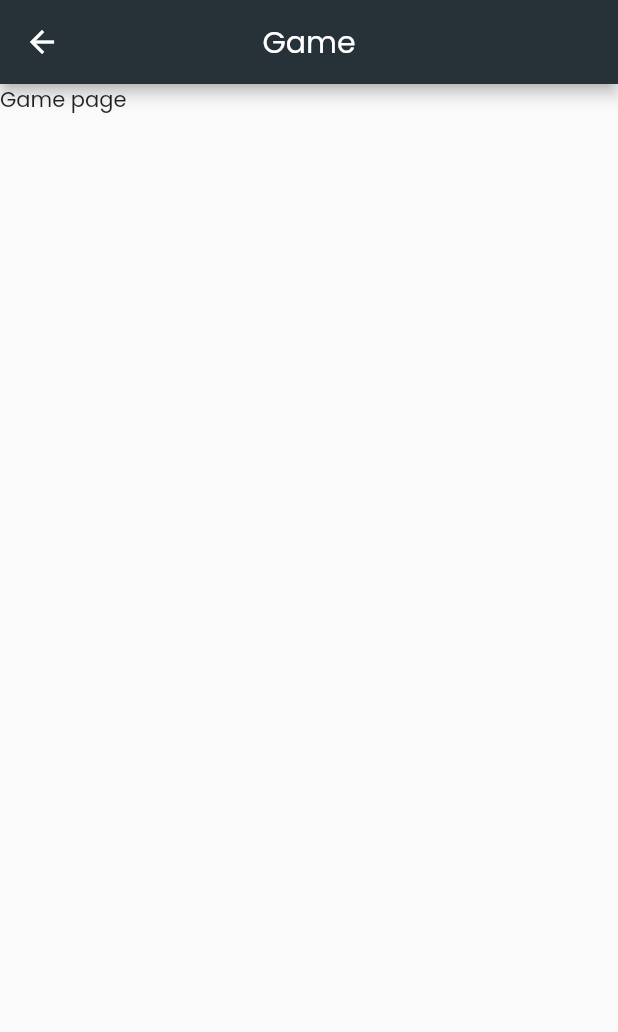
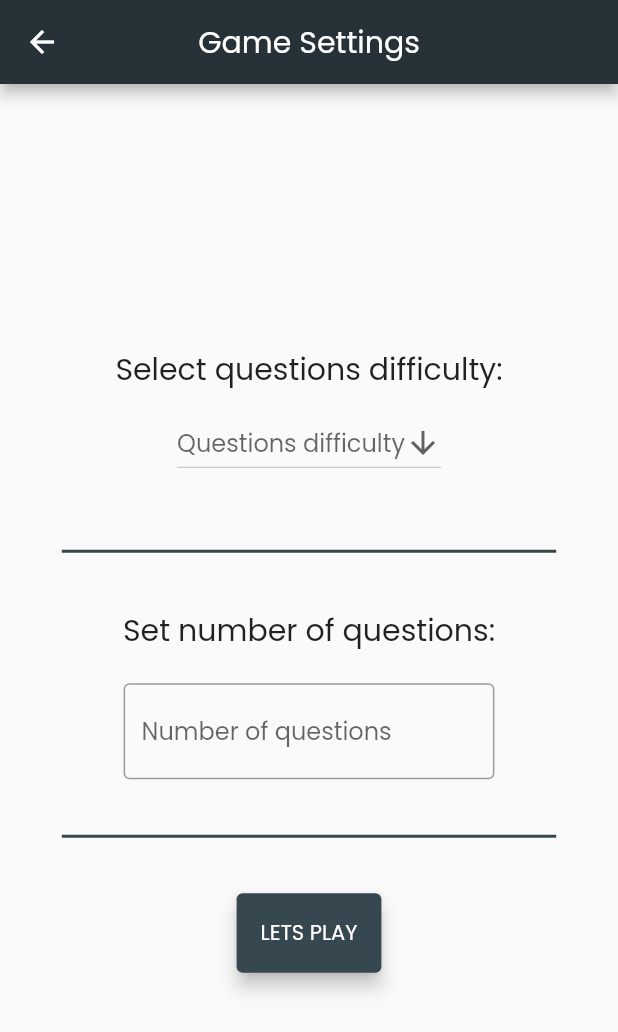
Before and after one commit to ErfiDev/quiz_app, a Flutter app: the Game screen opened directly, on a phone screen of 412 x 824 dp. Shown: the top 1032 px of the screen. Run offline on Flutter 3.47's test engine with Material 2 defaults, Android fonts, the phone set to English and light mode, and no system bars.

Commit message:
question widget initial

```diff
--- a/lib/src/game.dart
+++ b/lib/src/game.dart
@@ -1,17 +1,120 @@
 import 'package:flutter/material.dart';
+import 'package:quiz_app/src/question.dart';
 
-class Game extends StatelessWidget {
+class Game extends StatefulWidget {
   const Game({Key? key}) : super(key: key);
+
+  @override
+  State<Game> createState() => _GameState();
+}
+
+class _GameState extends State<Game> {
+  int? _numberOfQuestions;
+  String? _selectedDifficulty;
 
   @override
   Widget build(BuildContext context) {
     return Scaffold(
       appBar: AppBar(
-        title: Text('Game'),
+        title: Text('Game Settings'),
         centerTitle: true,
         backgroundColor: Theme.of(context).backgroundColor,
       ),
-      body: Text('Game page'),
+      body: Column(
+        mainAxisAlignment: MainAxisAlignment.center,
+        crossAxisAlignment: CrossAxisAlignment.center,
+        children: [
+          SizedBox(width: double.infinity),
+          Text(
+            'Select questions difficulty:',
+            style: TextStyle(fontSize: 20),
+          ),
+          Container(
+            padding: EdgeInsets.all(10),
+            child: DropdownButton<String>(
+              value: _selectedDifficulty,
+              items: [
+                DropdownMenuItem(value: 'easy', child: Text('Easy')),
+                DropdownMenuItem(value: 'medium', child: Text('Medium')),
+                DropdownMenuItem(value: 'hard', child: Text('Hard')),
+              ],
+              onChanged: (v) {
+                setState(() => _selectedDifficulty = v);
+              },
+              elevation: 2,
+              icon: Icon(Icons.arrow_downward),
+              hint: Text('Questions difficulty'),
+            ),
+          ),
+          SizedBox(height: 30),
+          SizedBox(
+            width: MediaQuery.of(context).size.width * 0.8,
+            child: Divider(
+              color: Theme.of(context).primaryColor,
+              thickness: 2,
+            ),
+          ),
+          SizedBox(height: 30),
+          Text(
+            'Set number of questions:',
+            style: TextStyle(fontSize: 20),
+          ),
+          Container(
+            margin: EdgeInsets.only(top: 20),
+            width: MediaQuery.of(context).size.width * 0.6,
+            child: TextField(
+              keyboardType: TextInputType.number,
+              onChanged: (v) {
+                setState(() => _numberOfQuestions = int.tryParse(v));
+              },
+              decoration: InputDecoration(
+                hintText: 'Number of questions',
+                border: OutlineInputBorder(),
+                focusedBorder: OutlineInputBorder(
+                  borderSide: BorderSide(color: Theme.of(context).primaryColor),
+                ),
+              ),
+            ),
+          ),
+          SizedBox(height: 30),
+          SizedBox(
+            width: MediaQuery.of(context).size.width * 0.8,
+            child: Divider(
+              color: Theme.of(context).primaryColor,
+              thickness: 2,
+            ),
+          ),
+          SizedBox(height: 30),
+          ElevatedButton(
+            onPressed: () {
+              if (_selectedDifficulty == null || _numberOfQuestions == null) {
+                ScaffoldMessenger.of(context).showSnackBar(
+                  SnackBar(
+                    content: Text(
+                        "Please select difficulty and number of questions"),
+                  ),
+                );
+                return;
+              }
+
+              Navigator.of(context).push(
+                MaterialPageRoute(
+                  builder: (ctx) => QuestionPage(
+                    difficulty: _selectedDifficulty!,
+                    numberOfQuestions: _numberOfQuestions!,
+                  ),
+                ),
+              );
+            },
+            child: Text('LETS PLAY'),
+            style: ElevatedButton.styleFrom(
+              primary: Theme.of(context).primaryColor,
+              padding: EdgeInsets.all(16),
+              elevation: 5,
+            ),
+          )
+        ],
+      ),
     );
   }
 }
--- a/lib/src/home.dart
+++ b/lib/src/home.dart
@@ -27,7 +27,7 @@ class Home extends StatelessWidget {
                 );
               },
               child: Text(
-                'START GAME',
+                'START',
                 style: TextStyle(fontSize: 20),
               ),
               style: ElevatedButton.styleFrom(
--- /dev/null
+++ b/lib/src/question.dart
@@ -0,0 +1,40 @@
+import 'package:flutter/material.dart';
+
+class QuestionPage extends StatefulWidget {
+  final String difficulty;
+  final int numberOfQuestions;
+
+  QuestionPage({
+    Key? key,
+    required this.difficulty,
+    required this.numberOfQuestions,
+  }) : super(key: key);
+
+  @override
+  State<QuestionPage> createState() => _QuestionPageState(
+        difficulty: difficulty,
+        numberOfQuestions: numberOfQuestions,
+      );
+}
+
+class _QuestionPageState extends State<QuestionPage> {
+  final int numberOfQuestions;
+  final String difficulty;
+
+  _QuestionPageState({
+    required this.numberOfQuestions,
+    required this.difficulty,
+  });
+
+  @override
+  Widget build(BuildContext context) {
+    return Scaffold(
+      appBar: AppBar(
+        title: Text('Questions'),
+        centerTitle: true,
+        backgroundColor: Theme.of(context).backgroundColor,
+      ),
+      body: Text('$numberOfQuestions $difficulty'),
+    );
+  }
+}
```
Also changed, not shown: lib/classes/question.dart (added).
